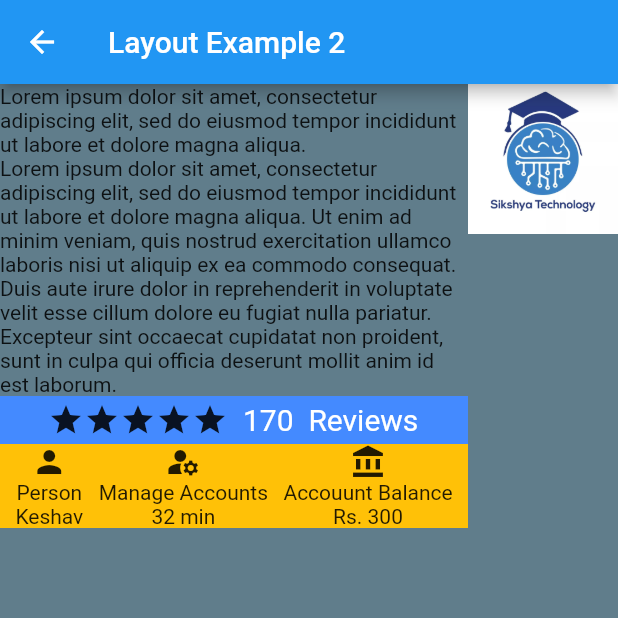
After one commit to imksav/flutter, a Flutter app: the LayoutExample2 screen opened directly, on a phone screen of 412 x 824 dp, the top half of it. The commit adds this screen. Run offline on Flutter 3.47's test engine with Material 2 defaults, Android fonts, the phone set to English and light mode, and no system bars.

Commit message:
Added layout 2

```diff
--- a/lib/main.dart
+++ b/lib/main.dart
@@ -1,4 +1,4 @@
-import 'package:firstapp/screens/layout_decoration_screen.dart';
+import 'package:firstapp/screens/main/layout_decoration_screen.dart';
 import 'package:flutter/material.dart';
 
 void main() {
--- a/lib/screens/layout_example1.dart
+++ b/lib/screens/layout1/layout_example1.dart
@@ -1,4 +1,4 @@
-import 'package:firstapp/widgets/like_comment_share.dart';
+import 'package:firstapp/widgets/layout1/like_comment_share.dart';
 import 'package:flutter/material.dart';
 
 class LayoutExample1 extends StatelessWidget {
--- /dev/null
+++ b/lib/screens/layout2/layout_example2.dart
@@ -0,0 +1,48 @@
+import 'package:firstapp/widgets/layout2/icon_lists.dart';
+import 'package:firstapp/widgets/layout2/ratings.dart';
+import 'package:flutter/material.dart';
+
+class LayoutExample2 extends StatelessWidget {
+  @override
+  Widget build(BuildContext context) {
+    var titleText = Text(
+      "Lorem ipsum dolor sit amet, consectetur adipiscing elit, sed do eiusmod tempor incididunt ut labore et dolore magna aliqua.",
+    );
+    var subTitleText = Text(
+      "Lorem ipsum dolor sit amet, consectetur adipiscing elit, sed do eiusmod tempor incididunt ut labore et dolore magna aliqua. Ut enim ad minim veniam, quis nostrud exercitation ullamco laboris nisi ut aliquip ex ea commodo consequat. Duis aute irure dolor in reprehenderit in voluptate velit esse cillum dolore eu fugiat nulla pariatur. Excepteur sint occaecat cupidatat non proident, sunt in culpa qui officia deserunt mollit anim id est laborum.",
+    );
+
+    return Scaffold(
+      appBar: AppBar(
+        title: Text("Layout Example 2"),
+      ),
+      body: Container(
+        color: Colors.blueGrey,
+        child: Row(
+          mainAxisAlignment: MainAxisAlignment.spaceEvenly,
+          children: [
+            Expanded(
+              child: Column(
+                children: [
+                  titleText,
+                  subTitleText,
+                  Ratings(),
+                  IconLists(),
+                ],
+              ),
+            ),
+            Column(
+              children: [
+                Image.asset(
+                  "assets/sikshyatechnology.jpg",
+                  width: 100,
+                  height: 100,
+                ),
+              ],
+            ),
+          ],
+        ),
+      ),
+    );
+  }
+}
--- a/lib/screens/layout_decoration_screen.dart
+++ b/lib/screens/main/layout_decoration_screen.dart
@@ -1,5 +1,5 @@
-import 'package:firstapp/screens/layout_example1.dart';
-import 'package:firstapp/widgets/column_decoration.dart';
+import 'package:firstapp/screens/layout1/layout_example1.dart';
+import 'package:firstapp/widgets/main/column_decoration.dart';
 import 'package:flutter/material.dart';
 
 class LayoutDecorationScreen extends StatelessWidget {
--- a/lib/widgets/like_comment_share.dart
+++ b/lib/widgets/layout1/like_comment_share.dart
@@ -1,3 +1,4 @@
+import 'package:firstapp/screens/layout_example2.dart';
 import 'package:flutter/material.dart';
 
 class LikeCommentShare extends StatelessWidget {
@@ -24,10 +25,13 @@ class LikeCommentShare extends StatelessWidget {
                         // ignore: deprecated_member_use
                         FlatButton(
                           onPressed: () {
-                            Navigator.of(context).pop();
+                            Navigator.push(
+                                context,
+                                MaterialPageRoute(
+                                    builder: (context) => LayoutExample2()));
                           },
                           child: Text(
-                            "Close X",
+                            "Layout Example 2",
                             style:
                                 TextStyle(color: Colors.white, fontSize: 20.0),
                           ),
--- /dev/null
+++ b/lib/widgets/layout2/icon_lists.dart
@@ -0,0 +1,40 @@
+import 'package:flutter/material.dart';
+
+class IconLists extends StatelessWidget {
+  const IconLists({
+    Key? key,
+  }) : super(key: key);
+
+  @override
+  Widget build(BuildContext context) {
+    return Container(
+      color: Colors.amber,
+      child: Row(
+        mainAxisAlignment: MainAxisAlignment.spaceEvenly,
+        children: [
+          Column(
+            children: [
+              Icon(Icons.person),
+              Text("Person"),
+              Text("Keshav"),
+            ],
+          ),
+          Column(
+            children: [
+              Icon(Icons.manage_accounts),
+              Text("Manage Accounts"),
+              Text("32 min"),
+            ],
+          ),
+          Column(
+            children: [
+              Icon(Icons.account_balance),
+              Text("Accouunt Balance"),
+              Text("Rs. 300")
+            ],
+          ),
+        ],
+      ),
+    );
+  }
+}
--- /dev/null
+++ b/lib/widgets/layout2/ratings.dart
@@ -0,0 +1,26 @@
+import 'package:flutter/material.dart';
+
+class Ratings extends StatelessWidget {
+  @override
+  Widget build(BuildContext context) {
+    return Container(
+      color: Colors.blueAccent,
+      child: Row(
+        children: [
+          Padding(padding: const EdgeInsets.all(16.0)),
+          Icon(Icons.star),
+          Icon(Icons.star),
+          Icon(Icons.star),
+          Icon(Icons.star),
+          Icon(Icons.star),
+          SizedBox(width: 10.0),
+          Text(
+            "170  Reviews",
+            style: TextStyle(color: Colors.white, fontSize: 20.0),
+          )
+          // stars,
+        ],
+      ),
+    );
+  }
+}
--- a/pubspec.yaml
+++ b/pubspec.yaml
@@ -45,9 +45,8 @@ flutter:
   uses-material-design: true
 
   # To add assets to your application, add an assets section, like this:
-  # assets:
-  #   - images/a_dot_burr.jpeg
-  #   - images/a_dot_ham.jpeg
+  assets:
+    - assets/
 
   # An image asset can refer to one or more resolution-specific "variants", see
   # https://flutter.dev/assets-and-images/#resolution-aware.
```
Also changed, not shown: assets/sikshyatechnology.jpg (added), lib/widgets/main/column_decoration.dart (renamed from lib/widgets/column_decoration.dart).
